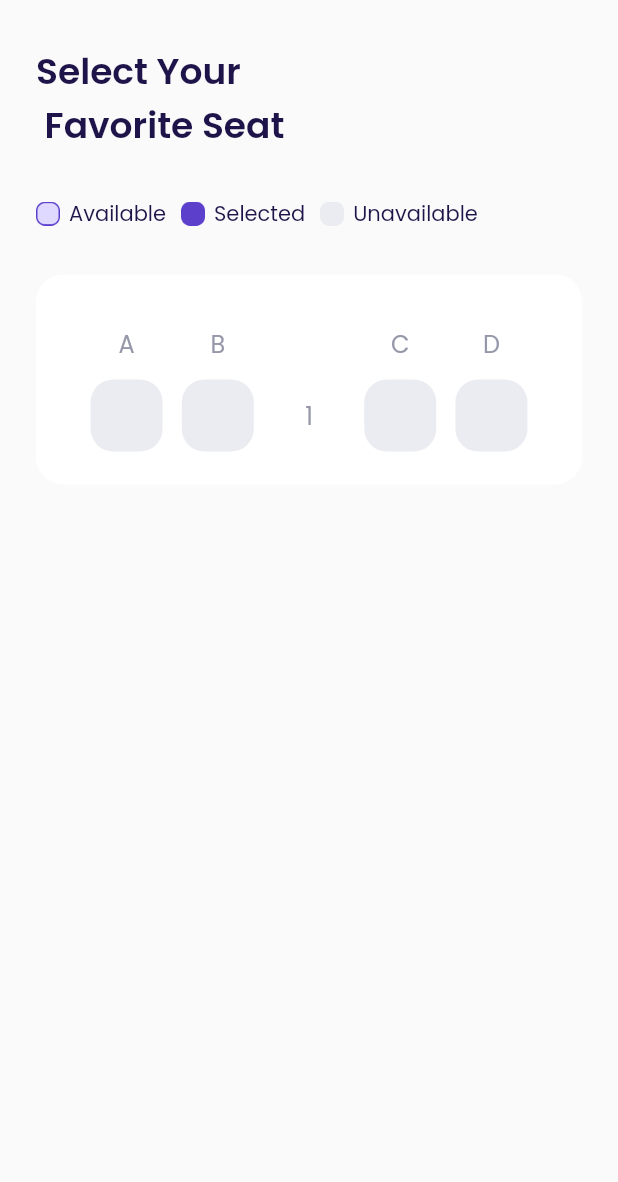
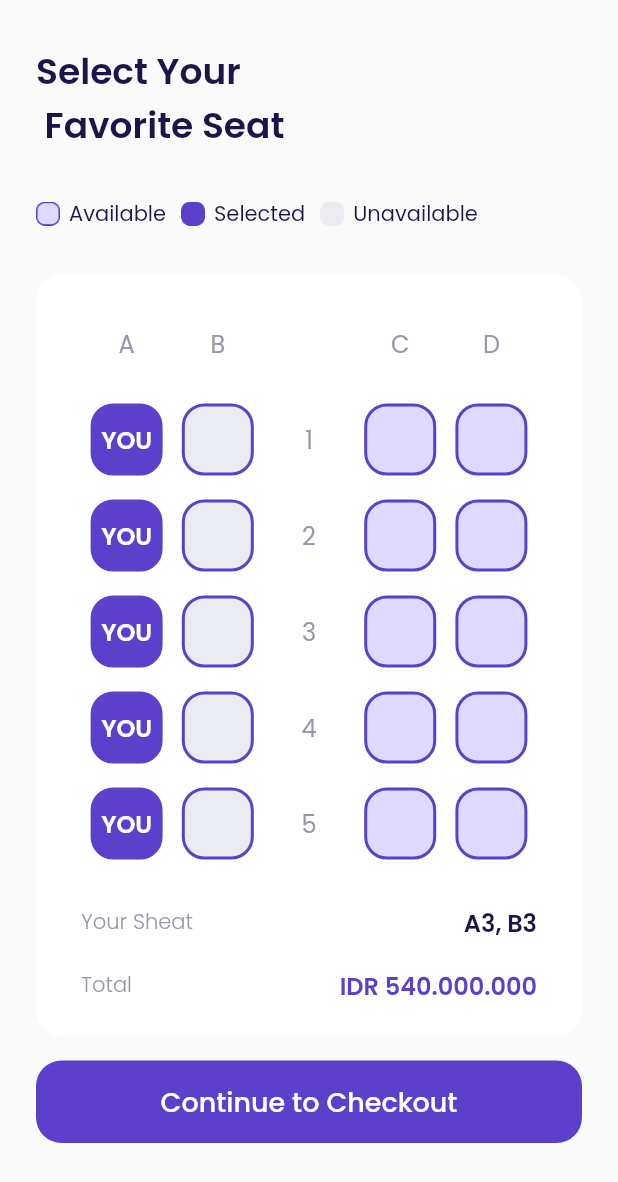
Before and after one commit to andhiyanto/airplane-apps-fluter, a Flutter app: the ChooseSeat screen opened directly, on a phone screen of 412 x 824 dp. Shown: the top 1182 px of the screen. Run offline on Flutter 3.47's test engine with Material 2 defaults, Android fonts, the phone set to English and light mode, and no system bars; our stand-ins replace google_fonts; missing offline and left inert: dart:ffi.

Commit message:
update page

```diff
--- a/lib/main.dart
+++ b/lib/main.dart
@@ -1,6 +1,7 @@
 import 'package:airplane/ui/pages/main_page.dart';
 import 'package:airplane/ui/pages/signup_page.dart';
 import 'package:flutter/material.dart';
+// ignore: unused_import
 import 'ui/pages/splash_page.dart';
 import 'ui/pages/getstarted.dart';
 import 'ui/pages/bonus_page.dart';
--- a/lib/shared/theme.dart
+++ b/lib/shared/theme.dart
@@ -1,3 +1,4 @@
+// ignore: unused_import
 import 'dart:ffi';
 
 import 'package:flutter/material.dart';
@@ -18,6 +19,7 @@ Color InActiveColor = Color(0xffDBD7EC);
 Color KBackgroundColor = Color(0xffFAFAFA);
 Color KTransparenColor = Colors.transparent;
 Color Kunavalibel = Color(0xffEBECF1);
+Color avalibel = Color(0xffE0D9FF);
 
 //TextStyle
 TextStyle BlackTextStyle = GoogleFonts.poppins(
--- a/lib/ui/pages/Choose_Seat_page.dart
+++ b/lib/ui/pages/Choose_Seat_page.dart
@@ -1,4 +1,6 @@
+import 'package:airplane/ui/pages/checkout_page.dart';
 import 'package:airplane/ui/widgets/customeButton.dart';
+import 'package:airplane/ui/widgets/seat_item.dart';
 import 'package:flutter/material.dart';
 import '../../shared/theme.dart';
 
@@ -147,25 +149,13 @@ class ChooseSeat extends StatelessWidget {
               ),
             ],
           ),
-          Row(
+          Container(
+            margin: EdgeInsets.only(top: 16),
+            child: Row(
               mainAxisAlignment: MainAxisAlignment.spaceAround,
               children: [
-              Container(
-                height: 48,
-                width: 48,
-                decoration: BoxDecoration(
-                  color: Kunavalibel,
-                  borderRadius: BorderRadius.circular(15),
-                ),
-              ),
-              Container(
-                height: 48,
-                width: 48,
-                decoration: BoxDecoration(
-                  color: Kunavalibel,
-                  borderRadius: BorderRadius.circular(15),
-                ),
-              ),
+                SeatItem(status: 2),
+                SeatItem(status: 0),
                 Container(
                   width: 48,
                   height: 48,
@@ -176,26 +166,152 @@ class ChooseSeat extends StatelessWidget {
                     ),
                   ),
                 ),
-              Container(
-                height: 48,
-                width: 48,
-                decoration: BoxDecoration(
-                  color: Kunavalibel,
-                  borderRadius: BorderRadius.circular(15),
+                SeatItem(status: 1),
+                SeatItem(status: 1),
+              ],
             ),
           ),
           Container(
+            margin: EdgeInsets.only(top: 16),
+            child: Row(
+              mainAxisAlignment: MainAxisAlignment.spaceAround,
+              children: [
+                SeatItem(status: 2),
+                SeatItem(status: 0),
+                Container(
+                  width: 48,
                   height: 48,
+                  child: Center(
+                    child: Text(
+                      '2',
+                      style: GreyTextStyle.copyWith(fontSize: 16),
+                    ),
+                  ),
+                ),
+                SeatItem(status: 1),
+                SeatItem(status: 1),
+              ],
+            ),
+          ),
+          Container(
+            margin: EdgeInsets.only(top: 16),
+            child: Row(
+              mainAxisAlignment: MainAxisAlignment.spaceAround,
+              children: [
+                SeatItem(status: 2),
+                SeatItem(status: 0),
+                Container(
                   width: 48,
-                decoration: BoxDecoration(
-                  color: Kunavalibel,
-                  borderRadius: BorderRadius.circular(15),
+                  height: 48,
+                  child: Center(
+                    child: Text(
+                      '3',
+                      style: GreyTextStyle.copyWith(fontSize: 16),
+                    ),
+                  ),
+                ),
+                SeatItem(status: 1),
+                SeatItem(status: 1),
+              ],
+            ),
+          ),
+          Container(
+            margin: EdgeInsets.only(top: 16),
+            child: Row(
+              mainAxisAlignment: MainAxisAlignment.spaceAround,
+              children: [
+                SeatItem(status: 2),
+                SeatItem(status: 0),
+                Container(
+                  width: 48,
+                  height: 48,
+                  child: Center(
+                    child: Text(
+                      '4',
+                      style: GreyTextStyle.copyWith(fontSize: 16),
+                    ),
+                  ),
+                ),
+                SeatItem(status: 1),
+                SeatItem(status: 1),
+              ],
+            ),
+          ),
+          Container(
+            margin: EdgeInsets.only(top: 16),
+            child: Row(
+              mainAxisAlignment: MainAxisAlignment.spaceAround,
+              children: [
+                SeatItem(status: 2),
+                SeatItem(status: 0),
+                Container(
+                  width: 48,
+                  height: 48,
+                  child: Center(
+                    child: Text(
+                      '5',
+                      style: GreyTextStyle.copyWith(fontSize: 16),
+                    ),
+                  ),
+                ),
+                SeatItem(status: 1),
+                SeatItem(status: 1),
+              ],
+            ),
+          ),
+          Container(
+            margin: EdgeInsets.only(top: 30),
+            child: Row(
+              mainAxisAlignment: MainAxisAlignment.spaceBetween,
+              children: [
+                Text(
+                  "Your Sheat",
+                  style:
+                      GreyTextStyle.copyWith(fontWeight: light, fontSize: 14),
+                ),
+                Text(
+                  "A3, B3",
+                  style: BlackTextStyle.copyWith(
+                      fontWeight: semibold, fontSize: 16),
+                )
+              ],
+            ),
+          ),
+          Container(
+            margin: EdgeInsets.only(top: 18),
+            child: Row(
+              mainAxisAlignment: MainAxisAlignment.spaceBetween,
+              children: [
+                Text(
+                  "Total",
+                  style:
+                      GreyTextStyle.copyWith(fontWeight: light, fontSize: 14),
+                ),
+                Text(
+                  "IDR 540.000.000",
+                  style: PurpleTextStyle.copyWith(
+                      fontWeight: semibold, fontSize: 16),
+                )
+              ],
             ),
           ),
         ],
-          )
-        ],
       ),
+    );
+  }
+
+  Widget customButton(BuildContext context) {
+    return ButtonCustome(
+      title: "Continue to Checkout",
+      onPressed: () {
+        Navigator.push(
+          context,
+          MaterialPageRoute(
+            builder: (context) => CheckOutPage(),
+          ),
+        );
+      },
+      margin: EdgeInsets.only(top: 16, bottom: 46),
     );
   }
 
@@ -210,6 +326,7 @@ class ChooseSeat extends StatelessWidget {
             title(),
             SeatStatus(),
             SelectSeat(),
+            customButton(context),
           ],
         ),
       ),
--- a/lib/ui/pages/home_page.dart
+++ b/lib/ui/pages/home_page.dart
@@ -2,6 +2,7 @@ import 'package:airplane/ui/widgets/destination_tile.dart';
 import 'package:flutter/material.dart';
 import '../../shared/theme.dart';
 import '../widgets/destination_card.dart';
+// ignore: duplicate_import
 import '../widgets/destination_tile.dart';
 
 class HomePage extends StatelessWidget {
--- /dev/null
+++ b/lib/ui/widgets/seat_item.dart
@@ -0,0 +1,84 @@
+import 'package:flutter/material.dart';
+import '../../shared/theme.dart';
+import 'package:airplane/ui/pages/detail_page.dart';
+
+class SeatItem extends StatelessWidget {
+  final int status;
+  const SeatItem({Key? key, required this.status}) : super(key: key);
+
+  @override
+  Widget build(BuildContext context) {
+    //NOTE
+    //0 unavailabel
+    //1 availabel
+    //2 selected
+    backgroundColor() {
+      switch (status) {
+        case 0:
+          return Kunavalibel;
+        case 1:
+          return avalibel;
+        case 2:
+          return PrimaryColor;
+        default:
+          Kunavalibel;
+      }
+    }
+
+    colorBorder() {
+      switch (status) {
+        case 0:
+          return Kunavalibel;
+        case 1:
+          return SecoundaryColor;
+        case 2:
+          return PrimaryColor;
+        default:
+          Kunavalibel;
+      }
+    }
+
+    childText() {
+      switch (status) {
+        case 0:
+          return SizedBox();
+        case 1:
+          return SizedBox();
+        case 2:
+          return Center(
+            child: Text(
+              'YOU',
+              style:
+                  WhiteTextStyle.copyWith(fontSize: 16, fontWeight: semibold),
+            ),
+          );
+        default:
+          SizedBox();
+      }
+    }
+
+    borderStyle() {
+      switch (status) {
+        case 0:
+          return SizedBox();
+        case 1:
+          return SizedBox();
+        case 2:
+          return Center();
+        default:
+          SizedBox();
+      }
+    }
+
+    return Container(
+      height: 48,
+      width: 48,
+      decoration: BoxDecoration(
+        color: backgroundColor(),
+        borderRadius: BorderRadius.circular(15),
+        border: Border.all(color: PrimaryColor, width: 2),
+      ),
+      child: childText(),
+    );
+  }
+}
```
Also changed, not shown: lib/ui/pages/checkout_page.dart (added, +205 -0 lines), pubspec.lock, 1 other file. Lines whose indentation alone changed are shown as unchanged.
